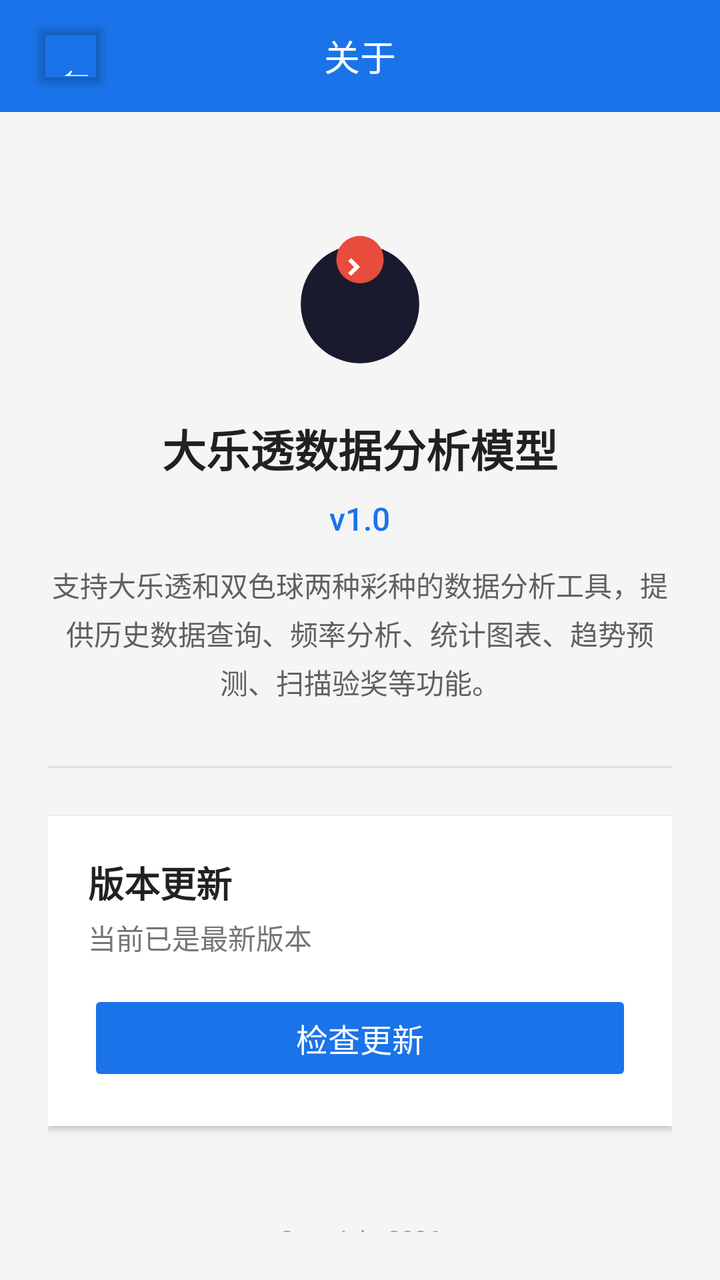
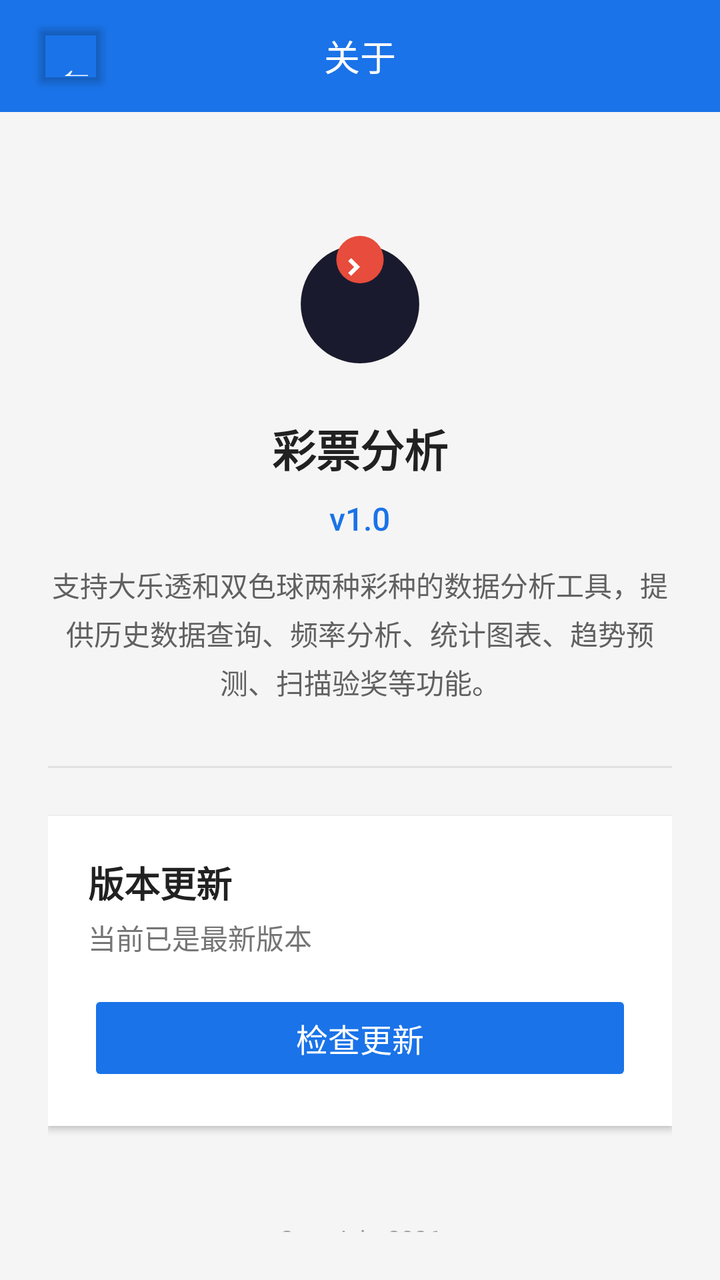

Compare the two renders of this Android layout. The source of the first and the diff that turns it into the second are given below.
<!-- AndroidManifest.xml: activity theme Theme.AppCompat.Light.NoActionBar -->
<!-- res/layout/activity_about.xml -->
<?xml version="1.0" encoding="utf-8"?>
<LinearLayout xmlns:android="http://schemas.android.com/apk/res/android"
    android:layout_width="match_parent"
    android:layout_height="match_parent"
    android:orientation="vertical"
    android:background="#F5F5F5">

    
    <LinearLayout
        android:layout_width="match_parent"
        android:layout_height="56dp"
        android:orientation="horizontal"
        android:gravity="center_vertical"
        android:paddingHorizontal="16dp"
        android:background="#1A73E8">

        <Button
            android:id="@+id/btnBack"
            android:layout_width="40dp"
            android:layout_height="40dp"
            android:text="←"
            android:textSize="22sp"
            android:textColor="#FFFFFF"
            android:backgroundTint="#00000000"
            android:insetTop="0dp"
            android:insetBottom="0dp" />

        <TextView
            android:layout_width="0dp"
            android:layout_height="wrap_content"
            android:layout_weight="1"
            android:text="关于"
            android:textColor="#FFFFFF"
            android:textSize="18sp"
            android:gravity="center" />

        <View
            android:layout_width="40dp"
            android:layout_height="40dp" />
    </LinearLayout>

    
    <ScrollView
        android:layout_width="match_parent"
        android:layout_height="match_parent"
        android:padding="24dp">

        <LinearLayout
            android:layout_width="match_parent"
            android:layout_height="wrap_content"
            android:orientation="vertical"
            android:gravity="center_horizontal">

            
            <View
                android:layout_width="80dp"
                android:layout_height="80dp"
                android:layout_marginTop="32dp"
                android:layout_marginBottom="16dp"
                android:background="@drawable/ic_launcher_foreground" />

            
            <TextView
                android:layout_width="wrap_content"
                android:layout_height="wrap_content"
                android:text="大乐透数据分析模型"
                android:textColor="#212121"
                android:textSize="22sp"
                android:textStyle="bold"
                android:fontFamily="sans-serif"
                android:layout_marginBottom="4dp" />

            
            <TextView
                android:id="@+id/tvVersion"
                android:layout_width="wrap_content"
                android:layout_height="wrap_content"
                android:text="v1.0"
                android:textColor="#1A73E8"
                android:textSize="16sp"
                android:fontFamily="sans-serif-medium"
                android:clickable="true"
                android:focusable="true"
                android:background="?attr/selectableItemBackground"
                android:padding="4dp"
                android:layout_marginBottom="8dp" />

            
            <TextView
                android:layout_width="match_parent"
                android:layout_height="wrap_content"
                android:text="支持大乐透和双色球两种彩种的数据分析工具，提供历史数据查询、频率分析、统计图表、趋势预测、扫描验奖等功能。"
                android:textColor="#616161"
                android:textSize="14sp"
                android:fontFamily="sans-serif"
                android:gravity="center"
                android:lineSpacingExtra="4dp"
                android:layout_marginBottom="32dp" />

            
            <View
                android:layout_width="match_parent"
                android:layout_height="1dp"
                android:background="#E0E0E0"
                android:layout_marginBottom="24dp" />

            
            <LinearLayout
                android:layout_width="match_parent"
                android:layout_height="wrap_content"
                android:orientation="vertical"
                android:background="#FFFFFF"
                android:padding="20dp"
                android:elevation="2dp">

                <TextView
                    android:layout_width="wrap_content"
                    android:layout_height="wrap_content"
                    android:text="版本更新"
                    android:textColor="#212121"
                    android:textSize="18sp"
                    android:textStyle="bold"
                    android:fontFamily="sans-serif"
                    android:layout_marginBottom="4dp" />

                <TextView
                    android:id="@+id/tvUpdateStatus"
                    android:layout_width="wrap_content"
                    android:layout_height="wrap_content"
                    android:text="当前已是最新版本"
                    android:textColor="#757575"
                    android:textSize="14sp"
                    android:fontFamily="sans-serif"
                    android:layout_marginBottom="16dp" />

                <Button
                    android:id="@+id/btnCheckUpdate"
                    android:layout_width="match_parent"
                    android:layout_height="48dp"
                    android:text="检查更新"
                    android:textColor="#FFFFFF"
                    android:textSize="16sp"
                    android:backgroundTint="#1A73E8"
                    android:stateListAnimator="@null" />
            </LinearLayout>

            
            <TextView
                android:layout_width="wrap_content"
                android:layout_height="wrap_content"
                android:text="Copyright 2026"
                android:textColor="#9E9E9E"
                android:textSize="12sp"
                android:layout_marginTop="48dp" />

        </LinearLayout>
    </ScrollView>

</LinearLayout>
<!-- resources referenced by this layout -->
<resources>
  <!-- drawable ic_launcher_foreground (drawable) -->
  <?xml version="1.0" encoding="utf-8"?>
  <vector xmlns:android="http://schemas.android.com/apk/res/android"
      android:width="108dp"
      android:height="108dp"
      android:viewportWidth="108"
      android:viewportHeight="108">
      
      <path
          android:fillColor="#1A1A2E"
          android:pathData="M54,54m-40,0a40,40 0,1 1,80 0a40,40 0,1 1,-80 0" />
      
      <path
          android:fillColor="#E74C3C"
          android:pathData="M54,24m-16,0a16,16 0,1 1,32 0a16,16 0,1 1,-32 0" />
      <path
          android:fillColor="#FFFFFF"
          android:pathData="M48,23l-2,2l4,4l-4,4l2,2l6,-6z" />
  </vector>
</resources>

<!-- the commit's change to res/layout/activity_about.xml (unified diff, before → after) -->
@@ -63,7 +63,7 @@
             <TextView
                 android:layout_width="wrap_content"
                 android:layout_height="wrap_content"
-                android:text="大乐透数据分析模型"
+                android:text="彩票分析"
                 android:textColor="#212121"
                 android:textSize="22sp"
                 android:textStyle="bold"
